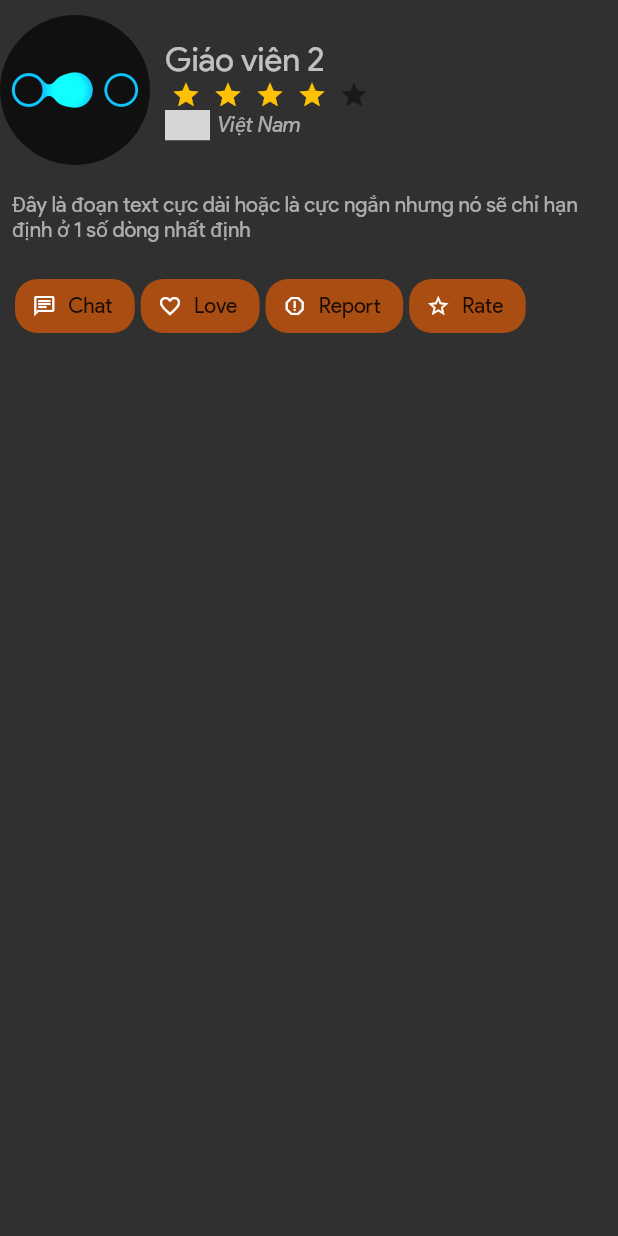
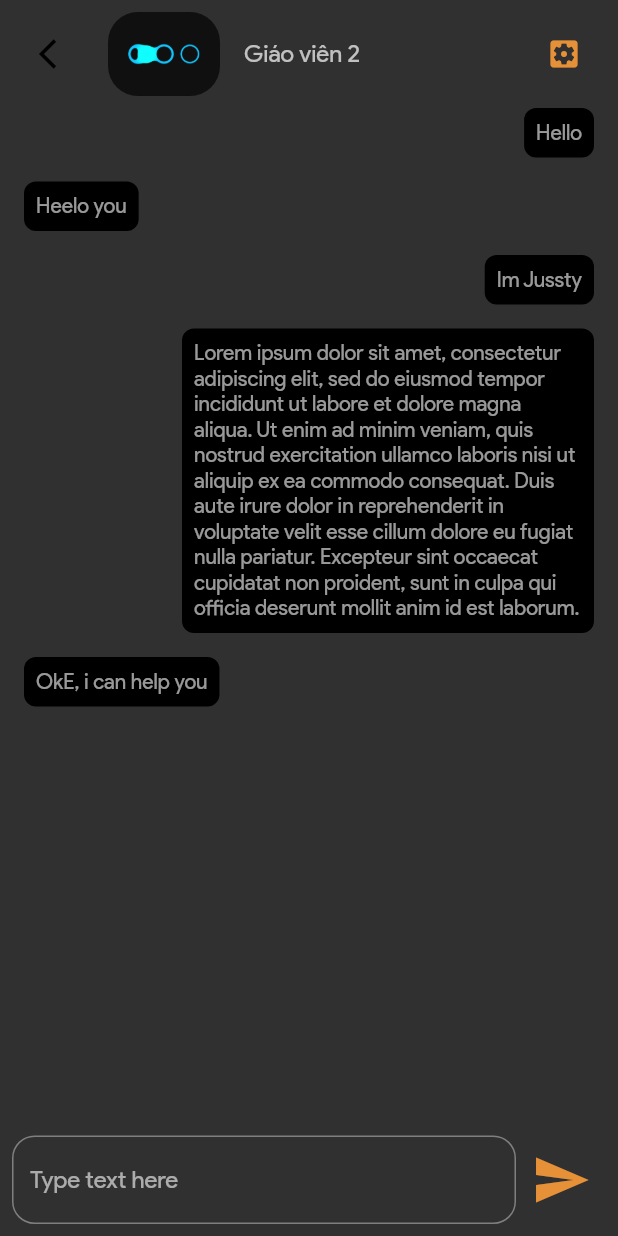
Before and after one commit to phamvmnhut/lettutor, a Flutter app: the IntroTutorInfo widget shown alone on an empty page, opened directly, after a tap on "Chat", on a phone screen of 412 x 824 dp. Run offline on Flutter 3.47's test engine with Material 2 defaults, Android fonts, the phone set to English and light mode, and no system bars; drawn by our look-alikes of flutter_rating_bar; our stand-ins replace expandable, flutter_svg, keyboard_dismisser, material_floating_search_bar, syncfusion_flutter_calendar, timeago; network calls fail; grey boxes are pictures that could not be loaded.

Commit message:
message_gen and message_chat ui

```diff
--- /dev/null
+++ b/lib/ui/message/comp/message_tutor_item.dart
@@ -0,0 +1,39 @@
+import 'package:flutter/material.dart';
+import 'package:lettutor/models/tutor.dart';
+
+class MessageTutorItem extends StatelessWidget {
+  MessageTutorItem(
+      {Key? key,
+      required this.tutor,
+      required this.trailing,
+      this.onTap})
+      : super(key: key);
+  final TutorModel tutor;
+  final Widget trailing;
+  VoidCallback? onTap;
+
+  @override
+  Widget build(BuildContext context) {
+    TextTheme textTheme = Theme.of(context).textTheme;
+    Color cardColor = Theme.of(context).cardColor;
+    Color priColor = Theme.of(context).primaryColor;
+    Color hlColor = Theme.of(context).highlightColor;
+    return ListTile(
+      leading: ClipRRect(
+        borderRadius: BorderRadius.circular(20),
+        child: FadeInImage.assetNetwork(
+          fit: BoxFit.cover,
+          height: 40,
+          width: 40,
+          placeholder: 'assets/images/indicator.gif',
+          image: tutor.avtUrl,
+          imageErrorBuilder: (context, intance, strace) =>
+              Image.asset("assets/images/indicator.gif", fit: BoxFit.cover),
+        ),
+      ),
+      title: Text(tutor.name, style: textTheme.headline4),
+      trailing: trailing,
+      onTap: onTap,
+    );
+  }
+}
--- /dev/null
+++ b/lib/ui/message/message_chat.dart
@@ -0,0 +1,123 @@
+import 'package:flutter/material.dart';
+import 'package:lettutor/datas/local.dart';
+import 'package:lettutor/models/tutor.dart';
+import 'package:lettutor/ui/message/comp/message_tutor_item.dart';
+import 'package:lettutor/utils/routes/routes.dart';
+
+class _MessageModel {
+  final String text;
+  bool isMe;
+
+  _MessageModel({required this.text, this.isMe = false});
+}
+
+class MessageChatUI extends StatelessWidget {
+  MessageChatUI({Key? key}) : super(key: key);
+  List<_MessageModel> listMessage = [
+    _MessageModel(text: "Hello", isMe: true),
+    _MessageModel(text: "Heelo you"),
+    _MessageModel(text: "Im Jussty", isMe: true),
+    _MessageModel(
+        text:
+            "Lorem ipsum dolor sit amet, consectetur adipiscing elit, sed do eiusmod tempor incididunt ut labore et dolore magna aliqua. Ut enim ad minim veniam, quis nostrud exercitation ullamco laboris nisi ut aliquip ex ea commodo consequat. Duis aute irure dolor in reprehenderit in voluptate velit esse cillum dolore eu fugiat nulla pariatur. Excepteur sint occaecat cupidatat non proident, sunt in culpa qui officia deserunt mollit anim id est laborum.",
+        isMe: true),
+    _MessageModel(text: "OkE, i can help you"),
+  ];
+
+  TutorModel tutor = LocalData.tutorDetail.tutor;
+
+  @override
+  Widget build(BuildContext context) {
+    TextTheme textTheme = Theme.of(context).textTheme;
+    Color cardColor = Theme.of(context).cardColor;
+    Color priColor = Theme.of(context).primaryColor;
+    Color hlColor = Theme.of(context).highlightColor;
+    double width = MediaQuery.of(context).size.width;
+    return Material(
+      child: Padding(
+        padding: const EdgeInsets.all(8.0),
+        child: Column(
+          mainAxisAlignment: MainAxisAlignment.end,
+          children: [
+            Row(
+              children: [
+                IconButton(
+                  icon: Icon(Icons.arrow_back_ios_outlined, color: cardColor),
+                  onPressed: () {
+                    Navigator.of(context).pop();
+                  },
+                ),
+                Flexible(
+                  child: MessageTutorItem(
+                    tutor: tutor,
+                    trailing:
+                        Icon(Icons.settings_applications, color: priColor),
+                  ),
+                ),
+              ],
+            ),
+            Expanded(
+              child: SingleChildScrollView(
+                child: Column(
+                  mainAxisAlignment: MainAxisAlignment.end,
+                  children: listMessage
+                      .map(
+                        (e) => Padding(
+                          padding: const EdgeInsets.all(8.0),
+                          child: Row(
+                            mainAxisAlignment: e.isMe
+                                ? MainAxisAlignment.end
+                                : MainAxisAlignment.start,
+                            children: [
+                              Container(
+                                decoration: BoxDecoration(
+                                  borderRadius: BorderRadius.circular(8),
+                                  color: cardColor,
+                                ),
+                                constraints:
+                                    BoxConstraints(maxWidth: width * 2 / 3),
+                                child: Padding(
+                                  padding: const EdgeInsets.all(8.0),
+                                  child: Text(
+                                    e.text,
+                                    style: textTheme.caption,
+                                  ),
+                                ),
+                              ),
+                            ],
+                          ),
+                        ),
+                      )
+                      .toList(),
+                ),
+              ),
+            ),
+            SizedBox(height: 20),
+            Row(
+              children: [
+                Flexible(
+                  child: TextField(
+                    decoration: InputDecoration(
+                      hoverColor: Theme.of(context).accentColor,
+                      labelStyle: textTheme.caption,
+                      hintText: 'Type text here',
+                      focusedBorder: OutlineInputBorder(
+                          borderRadius: BorderRadius.all(Radius.circular(15)),
+                          borderSide: BorderSide(width: 1, color: priColor)),
+                      border: OutlineInputBorder(
+                          borderRadius: BorderRadius.all(Radius.circular(15)),
+                          borderSide: BorderSide(width: 1, color: priColor)),
+                    ),
+                  ),
+                ),
+                SizedBox(width: 10),
+                Icon(Icons.send, size: 40, color: priColor),
+                SizedBox(width: 10),
+              ],
+            )
+          ],
+        ),
+      ),
+    );
+  }
+}
--- a/lib/ui/my_app.dart
+++ b/lib/ui/my_app.dart
@@ -6,6 +6,7 @@ import 'package:lettutor/ui/course/course_gen.dart';
 import 'package:lettutor/ui/home/home.dart';
 import 'package:lettutor/ui/auth/sign_up.dart';
 import 'package:lettutor/ui/learn/wating_room.dart';
+import 'package:lettutor/ui/message/message_gen.dart';
 import 'package:lettutor/ui/profile/setting.dart';
 import 'package:lettutor/ui/profile/user_profile.dart';
 import 'package:lettutor/ui/schedule/schedule.dart';
@@ -27,7 +28,7 @@ class MyApp extends StatelessWidget {
       darkTheme: themeDataDark,
       themeMode: ThemeMode.dark,
       routes: Routes.routes,
-      home: TutorRegUI(),
+      home: TutorDetailUI(),
     );
   }
 }
--- a/lib/ui/tutor_detail/comp/intro_tutor_info.dart
+++ b/lib/ui/tutor_detail/comp/intro_tutor_info.dart
@@ -3,6 +3,7 @@ import 'package:flutter_rating_bar/flutter_rating_bar.dart';
 import 'package:flutter_svg/flutter_svg.dart';
 import 'package:lettutor/datas/local.dart';
 import 'package:lettutor/models/tutor.dart';
+import 'package:lettutor/utils/routes/routes.dart';
 
 import 'report_dialog.dart';
 import 'review_dialog.dart';
@@ -99,7 +100,7 @@ class IntroTutorInfo extends StatelessWidget {
                 padding: const EdgeInsets.all(2.0),
                 child: ElevatedButton.icon(
                     onPressed: () {
-                      print("Chat");
+                      Navigator.pushNamed(context, Routes.message_chat);
                     },
                     icon: Icon(Icons.chat_outlined, size: 16),
                     label: Text(
--- a/lib/utils/routes/routes.dart
+++ b/lib/utils/routes/routes.dart
@@ -6,6 +6,8 @@ import 'package:lettutor/ui/auth/sign_up.dart';
 import 'package:lettutor/ui/auth/forgot_pw.dart';
 import 'package:lettutor/ui/learn/video_learning.dart';
 import 'package:lettutor/ui/learn/wating_room.dart';
+import 'package:lettutor/ui/message/message_chat.dart';
+import 'package:lettutor/ui/message/message_gen.dart';
 import 'package:lettutor/ui/profile/setting.dart';
 import 'package:lettutor/ui/profile/user_profile.dart';
 import 'package:lettutor/ui/schedule/schedule.dart';
@@ -34,6 +36,8 @@ class Routes {
   static const String setting = '/setting';
   static const String waiting_room = '/waiting_room';
   static const String video_learning = '/video_learning';
+  static const String message_gen = '/message_gen';
+  static const String message_chat = '/message_chat';
 
   static final routes = <String, WidgetBuilder>{
     sign_in: (BuildContext context) => SignInUI(),
@@ -51,5 +55,7 @@ class Routes {
     setting: (BuildContext context) => SettingUI(),
     waiting_room: (BuildContext context) => WaitingRoomUI(),
     video_learning: (BuildContext context) => VideoLearingUI(),
+    message_gen: (BuildContext context) => MessageGenUI(),
+    message_chat: (BuildContext context) => MessageChatUI(),
   };
 }
```
Also changed, not shown: lib/ui/message/message_gen.dart (added, +200 -0 lines), 1 other file.
